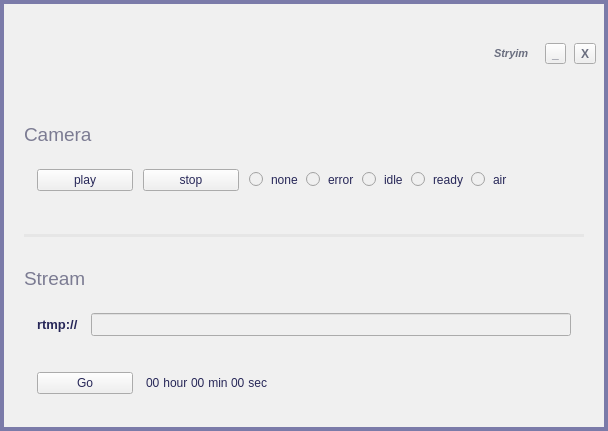
First picture: the form in src/appGui/stryim.ui, repository NikolayRag/strYim, before the edit.
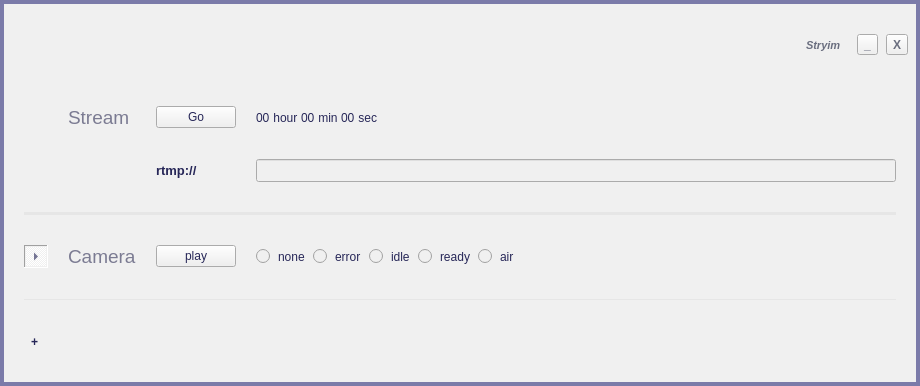
Second picture: the form after the edit.

Diff of the .ui file:
```diff
--- a/src/appGui/stryim.ui
+++ b/src/appGui/stryim.ui
@@ -6,8 +6,8 @@
    <rect>
     <x>0</x>
     <y>0</y>
-    <width>608</width>
-    <height>431</height>
+    <width>920</width>
+    <height>386</height>
    </rect>
   </property>
   <property name="styleSheet">
@@ -141,34 +141,26 @@
          <property name="frameShadow">
           <enum>QFrame::Raised</enum>
          </property>
-         <layout class="QVBoxLayout" name="verticalLayout">
-          <property name="spacing">
-           <number>10</number>
+         <layout class="QGridLayout" name="gridLayout_2" columnstretch="0,0,0,0">
+          <property name="leftMargin">
+           <number>20</number>
           </property>
-          <property name="margin">
+          <property name="topMargin">
            <number>20</number>
           </property>
-          <item>
-           <widget class="QLabel" name="label_3">
-            <property name="font">
-             <font>
-              <pointsize>14</pointsize>
-             </font>
-            </property>
-            <property name="styleSheet">
-             <string notr="true">color: rgb(123, 123, 146);</string>
-            </property>
-            <property name="text">
-             <string>Camera</string>
-            </property>
-           </widget>
-          </item>
-          <item>
-           <layout class="QHBoxLayout" name="horizontalLayout_10" stretch="1,1,2">
-            <property name="margin">
-             <number>13</number>
-            </property>
-            <item>
+          <property name="rightMargin">
+           <number>20</number>
+          </property>
+          <property name="bottomMargin">
+           <number>30</number>
+          </property>
+          <property name="horizontalSpacing">
+           <number>20</number>
+          </property>
+          <property name="verticalSpacing">
+           <number>30</number>
+          </property>
+          <item row="6" column="2">
              <widget class="QPushButton" name="btnCamPlay">
               <property name="maximumSize">
                <size>
@@ -179,10 +171,34 @@
               <property name="text">
                <string>play</string>
               </property>
-             </widget>
-            </item>
-            <item>
-             <widget class="QPushButton" name="btnCamStop">
+            <property name="checkable">
+             <bool>true</bool>
+            </property>
+           </widget>
+          </item>
+          <item row="6" column="1">
+           <widget class="QLabel" name="labelCamera">
+            <property name="font">
+             <font>
+              <pointsize>14</pointsize>
+             </font>
+            </property>
+            <property name="styleSheet">
+             <string notr="true">color: rgb(123, 123, 146);</string>
+            </property>
+            <property name="text">
+             <string>Camera</string>
+            </property>
+           </widget>
+          </item>
+          <item row="3" column="2">
+           <widget class="QPushButton" name="btnStreamGo">
+            <property name="sizePolicy">
+             <sizepolicy hsizetype="Ignored" vsizetype="Fixed">
+              <horstretch>0</horstretch>
+              <verstretch>0</verstretch>
+             </sizepolicy>
+            </property>
               <property name="maximumSize">
                <size>
                 <width>96</width>
@@ -190,11 +206,70 @@
                </size>
               </property>
               <property name="text">
-               <string>stop</string>
-              </property>
-             </widget>
-            </item>
-            <item>
+             <string>Go</string>
+            </property>
+            <property name="checkable">
+             <bool>true</bool>
+            </property>
+           </widget>
+          </item>
+          <item row="6" column="0">
+           <widget class="QToolButton" name="btnOnCamera">
+            <property name="enabled">
+             <bool>false</bool>
+            </property>
+            <property name="font">
+             <font>
+              <weight>75</weight>
+              <bold>true</bold>
+             </font>
+            </property>
+            <property name="checkable">
+             <bool>true</bool>
+            </property>
+            <property name="checked">
+             <bool>true</bool>
+            </property>
+            <property name="autoRaise">
+             <bool>true</bool>
+            </property>
+            <property name="arrowType">
+             <enum>Qt::RightArrow</enum>
+            </property>
+           </widget>
+          </item>
+          <item row="3" column="1">
+           <widget class="QLabel" name="labelStream">
+            <property name="font">
+             <font>
+              <pointsize>14</pointsize>
+              <weight>50</weight>
+              <bold>false</bold>
+             </font>
+            </property>
+            <property name="styleSheet">
+             <string notr="true">color: rgb(123, 123, 146);</string>
+            </property>
+            <property name="text">
+             <string>Stream</string>
+            </property>
+           </widget>
+          </item>
+          <item row="4" column="2">
+           <widget class="QLabel" name="label">
+            <property name="font">
+             <font>
+              <pointsize>10</pointsize>
+              <weight>75</weight>
+              <bold>true</bold>
+             </font>
+            </property>
+            <property name="text">
+             <string>rtmp://</string>
+            </property>
+           </widget>
+          </item>
+          <item row="6" column="3">
              <layout class="QHBoxLayout" name="horizontalLayout_14">
               <property name="spacing">
                <number>8</number>
@@ -306,74 +381,7 @@
               </item>
              </layout>
             </item>
-           </layout>
-          </item>
-          <item>
-           <layout class="QHBoxLayout" name="horizontalLayout_4">
-            <property name="topMargin">
-             <number>20</number>
-            </property>
-            <property name="bottomMargin">
-             <number>20</number>
-            </property>
-            <item>
-             <widget class="Line" name="line">
-              <property name="styleSheet">
-               <string notr="true">color: rgb(230,230,230);</string>
-              </property>
-              <property name="frameShadow">
-               <enum>QFrame::Plain</enum>
-              </property>
-              <property name="lineWidth">
-               <number>3</number>
-              </property>
-              <property name="orientation">
-               <enum>Qt::Horizontal</enum>
-              </property>
-             </widget>
-            </item>
-           </layout>
-          </item>
-          <item>
-           <widget class="QLabel" name="label_2">
-            <property name="font">
-             <font>
-              <pointsize>14</pointsize>
-              <weight>50</weight>
-              <bold>false</bold>
-             </font>
-            </property>
-            <property name="styleSheet">
-             <string notr="true">color: rgb(123, 123, 146);</string>
-            </property>
-            <property name="text">
-             <string>Stream</string>
-            </property>
-           </widget>
-          </item>
-          <item>
-           <layout class="QHBoxLayout" name="horizontalLayout">
-            <property name="spacing">
-             <number>13</number>
-            </property>
-            <property name="margin">
-             <number>13</number>
-            </property>
-            <item>
-             <widget class="QLabel" name="label">
-              <property name="font">
-               <font>
-                <pointsize>10</pointsize>
-                <weight>75</weight>
-                <bold>true</bold>
-               </font>
-              </property>
-              <property name="text">
-               <string>rtmp://</string>
-              </property>
-             </widget>
-            </item>
-            <item>
+          <item row="4" column="3">
              <widget class="QLineEdit" name="editRtmpUrl">
               <property name="font">
                <font>
@@ -384,39 +392,7 @@
               </property>
              </widget>
             </item>
-           </layout>
-          </item>
-          <item>
-           <layout class="QHBoxLayout" name="horizontalLayout_3" stretch="1,2">
-            <property name="spacing">
-             <number>13</number>
-            </property>
-            <property name="margin">
-             <number>13</number>
-            </property>
-            <item>
-             <widget class="QPushButton" name="btnStreamGo">
-              <property name="sizePolicy">
-               <sizepolicy hsizetype="Ignored" vsizetype="Fixed">
-                <horstretch>0</horstretch>
-                <verstretch>0</verstretch>
-               </sizepolicy>
-              </property>
-              <property name="maximumSize">
-               <size>
-                <width>96</width>
-                <height>16777215</height>
-               </size>
-              </property>
-              <property name="text">
-               <string>Go</string>
-              </property>
-              <property name="checkable">
-               <bool>true</bool>
-              </property>
-             </widget>
-            </item>
-            <item>
+          <item row="3" column="3">
              <layout class="QHBoxLayout" name="horizontalLayout_2">
               <property name="spacing">
                <number>0</number>
@@ -478,8 +454,57 @@
               </item>
              </layout>
             </item>
-           </layout>
+          <item row="5" column="0" colspan="4">
+           <widget class="Line" name="line">
+            <property name="styleSheet">
+             <string notr="true">color: rgb(230,230,230);</string>
+            </property>
+            <property name="frameShadow">
+             <enum>QFrame::Plain</enum>
+            </property>
+            <property name="lineWidth">
+             <number>3</number>
+            </property>
+            <property name="orientation">
+             <enum>Qt::Horizontal</enum>
+            </property>
+           </widget>
           </item>
+          <item row="8" column="0">
+           <widget class="QToolButton" name="btnAddSource">
+            <property name="enabled">
+             <bool>false</bool>
+            </property>
+            <property name="font">
+             <font>
+              <weight>75</weight>
+              <bold>true</bold>
+             </font>
+            </property>
+            <property name="text">
+             <string>+</string>
+            </property>
+            <property name="autoRaise">
+             <bool>true</bool>
+            </property>
+           </widget>
+          </item>
+          <item row="7" column="0" colspan="4">
+           <widget class="Line" name="line_2">
+            <property name="styleSheet">
+             <string notr="true">color: rgb(230,230,230);</string>
+            </property>
+            <property name="frameShadow">
+             <enum>QFrame::Plain</enum>
+            </property>
+            <property name="lineWidth">
+             <number>1</number>
+            </property>
+            <property name="orientation">
+             <enum>Qt::Horizontal</enum>
+            </property>
+           </widget>
+          </item>
          </layout>
          <zorder>label_3</zorder>
          <zorder></zorder>
```
Left out of the diff: 194 changed lines with no effect on the pictures. Lines whose indentation alone changed are shown as unchanged.
